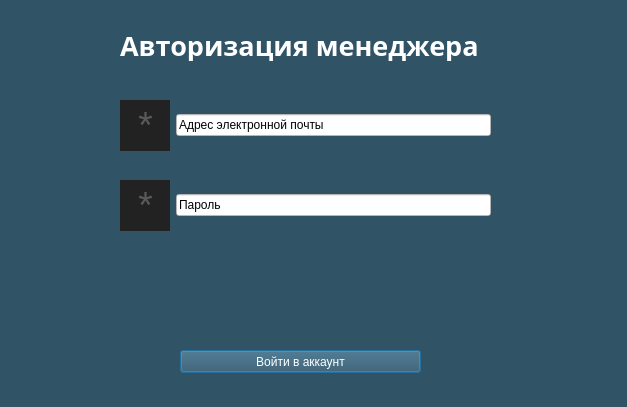
First picture: the form in gui-elements/login-dialog.ui, repository ucantjugglikeme/desktop-wholesaling-manager-app, before the edit.
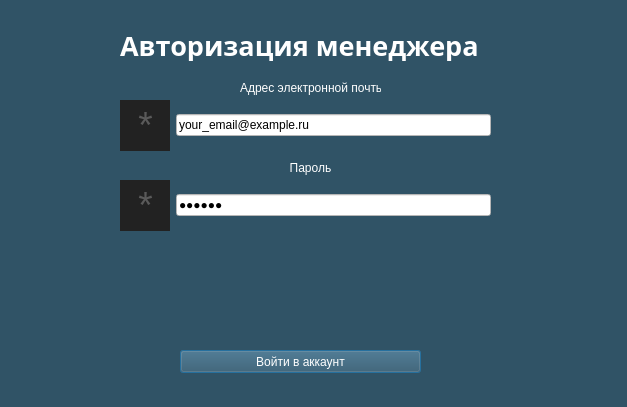
Second picture: the form after the edit.

Commit message: Set password echo mod, add refresh_m_window, modify requirements.txt

```diff
--- a/gui-elements/login-dialog.ui
+++ b/gui-elements/login-dialog.ui
@@ -96,7 +96,7 @@
        <string notr="true">background-color: rgb(255, 255, 255);</string>
       </property>
       <property name="text">
-       <string>Адрес электронной почты</string>
+       <string>your_email@example.ru</string>
       </property>
      </widget>
     </item>
@@ -190,6 +190,9 @@
       <property name="text">
        <string>Пароль</string>
       </property>
+      <property name="echoMode">
+       <enum>QLineEdit::Password</enum>
+      </property>
      </widget>
     </item>
    </layout>
@@ -210,6 +213,38 @@
     <string>Войти в аккаунт</string>
    </property>
   </widget>
+  <widget class="QLabel" name="label_5">
+   <property name="geometry">
+    <rect>
+     <x>240</x>
+     <y>80</y>
+     <width>141</width>
+     <height>16</height>
+    </rect>
+   </property>
+   <property name="styleSheet">
+    <string notr="true">color: rgb(255, 255, 255);</string>
+   </property>
+   <property name="text">
+    <string>&lt;html&gt;&lt;head/&gt;&lt;body&gt;&lt;p align=&quot;center&quot;&gt;Адрес электронной почты&lt;/p&gt;&lt;/body&gt;&lt;/html&gt;</string>
+   </property>
+  </widget>
+  <widget class="QLabel" name="label_6">
+   <property name="geometry">
+    <rect>
+     <x>240</x>
+     <y>160</y>
+     <width>141</width>
+     <height>16</height>
+    </rect>
+   </property>
+   <property name="styleSheet">
+    <string notr="true">color: rgb(255, 255, 255);</string>
+   </property>
+   <property name="text">
+    <string>&lt;html&gt;&lt;head/&gt;&lt;body&gt;&lt;p align=&quot;center&quot;&gt;Пароль&lt;/p&gt;&lt;/body&gt;&lt;/html&gt;</string>
+   </property>
+  </widget>
  </widget>
  <resources/>
  <connections/>
```
The commit also changes 5 other files.
